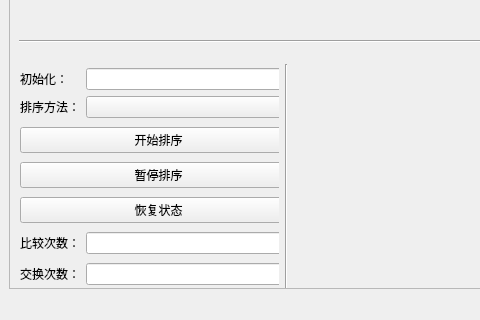
Old version of the form ModuleF/SortUI.ui in the repository Hebici1030/AlgorithmVisualization; both pictures show x 0 to 480 and y 536 to 856 of the 1088 by 856 pixel window.
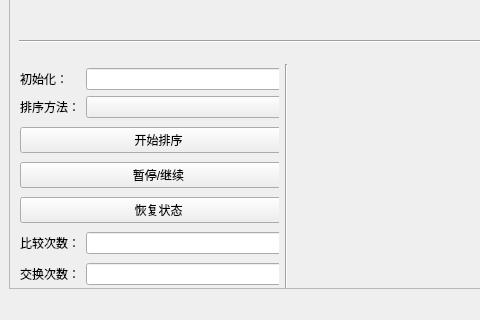
New version of the form.

```diff
--- a/ModuleF/SortUI.ui
+++ b/ModuleF/SortUI.ui
@@ -197,7 +197,7 @@
                <item>
                 <widget class="QPushButton" name="PauseBtn">
                  <property name="text">
-                  <string>暂停排序</string>
+                  <string>暂停/继续</string>
                  </property>
                 </widget>
                </item>
```
